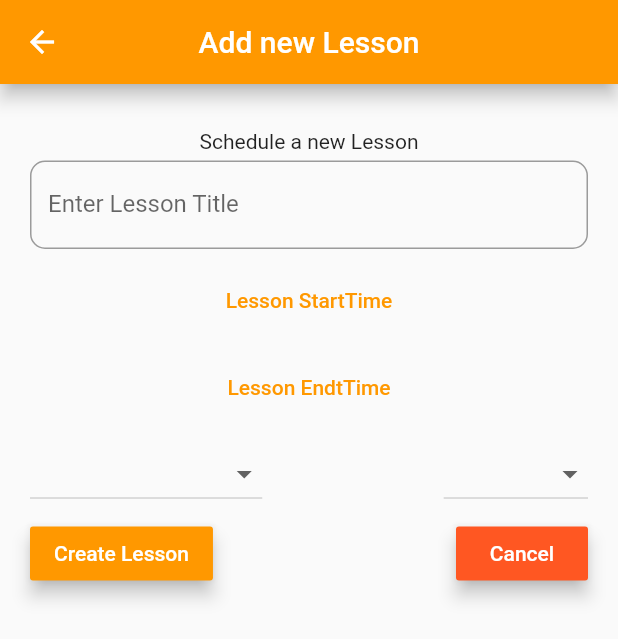
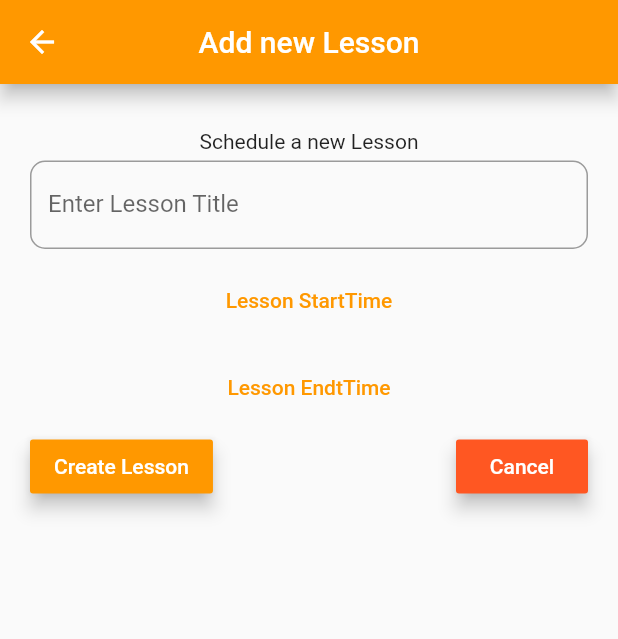
Before and after one commit to Floresco/School-Timetable-App, a Flutter app: the InsertEvent screen opened directly, on a phone screen of 412 x 824 dp. Shown: the top 639 px of the screen. Run offline on Flutter 3.47's test engine with Material 2 defaults, Android fonts, the phone set to English and light mode, and no system bars; our stand-ins replace firebase_auth, flutter_datetime_picker, google_nav_bar, line_icons, shared_preferences, table_calendar; accounts and stored records are empty.

```diff
--- a/lib/Pages/classes.dart
+++ b/lib/Pages/classes.dart
@@ -13,7 +13,7 @@ class _ClassesState extends State<Classes> {
         onPressed: () {},
         backgroundColor: Colors.orange,
         tooltip: "Add a new class",
-        child: Icon(Icons.add),
+        child: Icon(Icons.add, color: Colors.white,),
       ),
       body: GridView.count(
         crossAxisSpacing: 0.3,
--- a/lib/Pages/insertEvent.dart
+++ b/lib/Pages/insertEvent.dart
@@ -99,61 +99,61 @@ class _InsertEventState extends State<InsertEvent> {
                     ),
                   ),
                 ),
-                Row(
-                  mainAxisAlignment: MainAxisAlignment.spaceBetween,
-                  children: [
-                    Padding(
-                      padding: EdgeInsets.symmetric(vertical: 5),
-                      child: DropdownButton(
-                        value: _teacher,
-                        items: [
-                          DropdownMenuItem(
-                            child: Text("Mr. Santon Gabriel"),
-                          ),
-                          DropdownMenuItem(
-                            child: Text("Mr. Adan Abdi"),
-                          ),
-                          DropdownMenuItem(
-                            child: Text("Mr. Santon Gabriel"),
-                          ),
-                          DropdownMenuItem(
-                            child: Text("Mr. Santon Gabriel"),
-                          ),
-                        ],
-                        onChanged: (value) {
-                          setState(() {
-                            _teacher = value;
-                          });
-                        },
-                      ),
-                    ),
-                    Padding(
-                      padding: EdgeInsets.symmetric(vertical: 5),
-                      child: DropdownButton(
-                        value: _class,
-                        items: [
-                          DropdownMenuItem(
-                            child: Text("Biology"),
-                          ),
-                          DropdownMenuItem(
-                            child: Text("Chemistry"),
-                          ),
-                          DropdownMenuItem(
-                            child: Text("Biology"),
-                          ),
-                          DropdownMenuItem(
-                            child: Text("Biology"),
-                          ),
-                        ],
-                        onChanged: (value) {
-                          setState(() {
-                            _class = value;
-                          });
-                        },
-                      ),
-                    ),
-                  ],
-                ),
+                // Row(
+                //   mainAxisAlignment: MainAxisAlignment.spaceBetween,
+                //   children: [
+                //     Padding(
+                //       padding: EdgeInsets.symmetric(vertical: 5),
+                //       child: DropdownButton(
+                //         value: _teacher,
+                //         items: [
+                //           DropdownMenuItem(
+                //             child: Text("Mr. Santon Gabriel"),
+                //           ),
+                //           DropdownMenuItem(
+                //             child: Text("Mr. Adan Abdi"),
+                //           ),
+                //           DropdownMenuItem(
+                //             child: Text("Mr. Santon Gabriel"),
+                //           ),
+                //           DropdownMenuItem(
+                //             child: Text("Mr. Santon Gabriel"),
+                //           ),
+                //         ],
+                //         onChanged: (value) {
+                //           setState(() {
+                //             _teacher = value;
+                //           });
+                //         },
+                //       ),
+                //     ),
+                //     Padding(
+                //       padding: EdgeInsets.symmetric(vertical: 5),
+                //       child: DropdownButton(
+                //         value: _class,
+                //         items: [
+                //           DropdownMenuItem(
+                //             child: Text("Biology"),
+                //           ),
+                //           DropdownMenuItem(
+                //             child: Text("Chemistry"),
+                //           ),
+                //           DropdownMenuItem(
+                //             child: Text("Biology"),
+                //           ),
+                //           DropdownMenuItem(
+                //             child: Text("Biology"),
+                //           ),
+                //         ],
+                //         onChanged: (value) {
+                //           setState(() {
+                //             _class = value;
+                //           });
+                //         },
+                //       ),
+                //     ),
+                //   ],
+                // ),
                 Row(
                   mainAxisAlignment: MainAxisAlignment.spaceBetween,
                   children: [
--- a/pubspec.yaml
+++ b/pubspec.yaml
@@ -15,8 +15,10 @@ dependencies:
   cupertino_icons: ^0.1.3
   firebase_core: ^0.4.0+9
   firebase_auth: ^0.14.0+5
-  google_sign_in: ^4.5.4
   firebase_analytics: ^5.0.2
+  googleapis: ^0.56.1
+  googleapis_auth: ^0.2.12
+  url_launcher: ^5.7.2
   shared_preferences: ^0.5.12
   table_calendar: ^2.2.3
   flutter_datetime_picker: ^1.4.0
```
Also changed, not shown: lib/Pages/homepage.dart (+6 -8 lines), lib/Pages/teachers.dart (+9 -7 lines), lib/auth/google_auth.dart (deleted, +0 -16 lines), lib/root.dart (+4 -16 lines), pubspec.lock, 1 other file.
